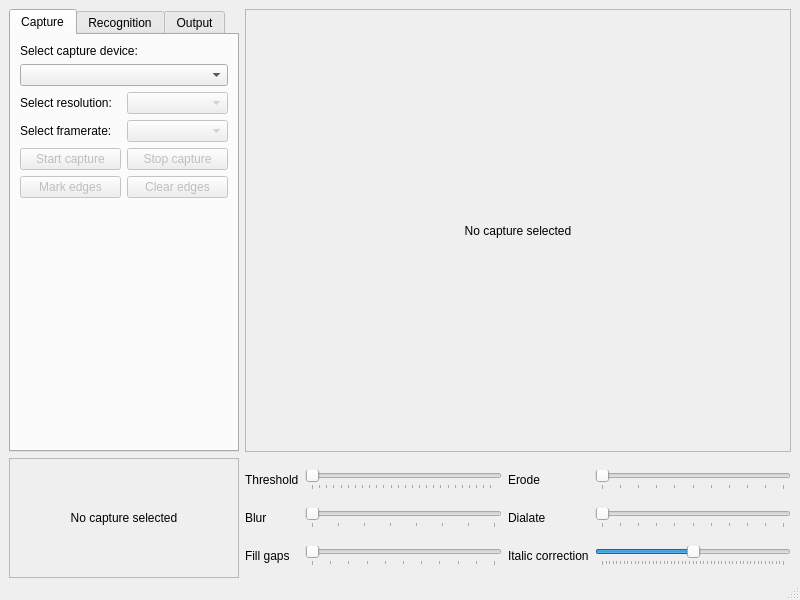
This is scoreboardocr.ui in RenarsKokins/ScoreboardOCR as Qt 5 draws it before an edit. The edited form follows.
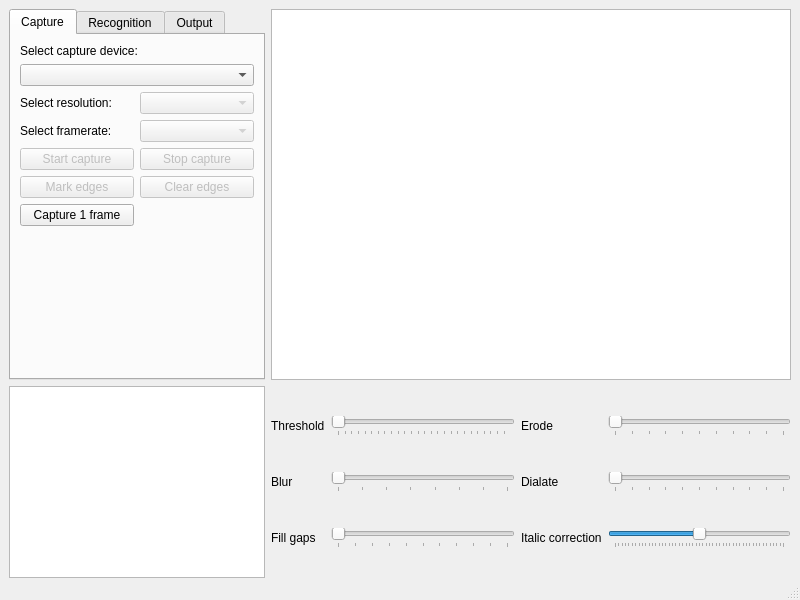
This is the edited form.

Patch:
```diff
--- a/scoreboardocr.ui
+++ b/scoreboardocr.ui
@@ -20,36 +20,153 @@
    <property name="autoFillBackground">
     <bool>false</bool>
    </property>
-   <layout class="QGridLayout" name="gridLayout" rowstretch="0,0" columnstretch="0,0,0">
+   <layout class="QGridLayout" name="gridLayout" rowstretch="0,0,0,0" columnstretch="0,0,0">
     <property name="bottomMargin">
      <number>0</number>
     </property>
     <property name="verticalSpacing">
      <number>6</number>
     </property>
-    <item row="0" column="2">
-     <widget class="QLabel" name="mainImage">
-      <property name="sizePolicy">
-       <sizepolicy hsizetype="Expanding" vsizetype="Minimum">
-        <horstretch>0</horstretch>
-        <verstretch>0</verstretch>
-       </sizepolicy>
-      </property>
-      <property name="autoFillBackground">
-       <bool>false</bool>
-      </property>
-      <property name="frameShape">
-       <enum>QFrame::StyledPanel</enum>
-      </property>
-      <property name="text">
-       <string>No capture selected</string>
-      </property>
-      <property name="alignment">
-       <set>Qt::AlignCenter</set>
-      </property>
-     </widget>
+    <item row="3" column="2">
+     <layout class="QGridLayout" name="gridLayout_2">
+      <item row="2" column="2">
+       <widget class="QLabel" name="label_9">
+        <property name="text">
+         <string>Italic correction</string>
+        </property>
+       </widget>
+      </item>
+      <item row="2" column="1">
+       <widget class="QSlider" name="horizontalSlider_3">
+        <property name="maximum">
+         <number>10</number>
+        </property>
+        <property name="orientation">
+         <enum>Qt::Horizontal</enum>
+        </property>
+        <property name="tickPosition">
+         <enum>QSlider::TicksBelow</enum>
+        </property>
+       </widget>
+      </item>
+      <item row="0" column="3">
+       <widget class="QSlider" name="horizontalSlider_4">
+        <property name="minimumSize">
+         <size>
+          <width>80</width>
+          <height>0</height>
+         </size>
+        </property>
+        <property name="maximum">
+         <number>10</number>
+        </property>
+        <property name="orientation">
+         <enum>Qt::Horizontal</enum>
+        </property>
+        <property name="tickPosition">
+         <enum>QSlider::TicksBelow</enum>
+        </property>
+       </widget>
+      </item>
+      <item row="2" column="3">
+       <widget class="QSlider" name="horizontalSlider_6">
+        <property name="maximum">
+         <number>50</number>
+        </property>
+        <property name="value">
+         <number>25</number>
+        </property>
+        <property name="orientation">
+         <enum>Qt::Horizontal</enum>
+        </property>
+        <property name="tickPosition">
+         <enum>QSlider::TicksBelow</enum>
+        </property>
+       </widget>
+      </item>
+      <item row="1" column="1">
+       <widget class="QSlider" name="horizontalSlider_2">
+        <property name="maximum">
+         <number>7</number>
+        </property>
+        <property name="orientation">
+         <enum>Qt::Horizontal</enum>
+        </property>
+        <property name="tickPosition">
+         <enum>QSlider::TicksBelow</enum>
+        </property>
+       </widget>
+      </item>
+      <item row="0" column="0">
+       <widget class="QLabel" name="label_4">
+        <property name="text">
+         <string>Threshold</string>
+        </property>
+       </widget>
+      </item>
+      <item row="0" column="2">
+       <widget class="QLabel" name="label_7">
+        <property name="text">
+         <string>Erode</string>
+        </property>
+       </widget>
+      </item>
+      <item row="1" column="3">
+       <widget class="QSlider" name="horizontalSlider_5">
+        <property name="maximum">
+         <number>10</number>
+        </property>
+        <property name="orientation">
+         <enum>Qt::Horizontal</enum>
+        </property>
+        <property name="tickPosition">
+         <enum>QSlider::TicksBelow</enum>
+        </property>
+       </widget>
+      </item>
+      <item row="1" column="0">
+       <widget class="QLabel" name="label_5">
+        <property name="text">
+         <string>Blur</string>
+        </property>
+       </widget>
+      </item>
+      <item row="2" column="0">
+       <widget class="QLabel" name="label_6">
+        <property name="text">
+         <string>Fill gaps</string>
+        </property>
+       </widget>
+      </item>
+      <item row="0" column="1">
+       <widget class="QSlider" name="horizontalSlider">
+        <property name="minimumSize">
+         <size>
+          <width>80</width>
+          <height>0</height>
+         </size>
+        </property>
+        <property name="maximum">
+         <number>255</number>
+        </property>
+        <property name="orientation">
+         <enum>Qt::Horizontal</enum>
+        </property>
+        <property name="tickPosition">
+         <enum>QSlider::TicksBelow</enum>
+        </property>
+       </widget>
+      </item>
+      <item row="1" column="2">
+       <widget class="QLabel" name="label_8">
+        <property name="text">
+         <string>Dialate</string>
+        </property>
+       </widget>
+      </item>
+     </layout>
     </item>
-    <item row="0" column="1">
+    <item row="1" column="1">
      <widget class="QTabWidget" name="tabWidget">
       <property name="sizePolicy">
        <sizepolicy hsizetype="Minimum" vsizetype="Expanding">
@@ -96,13 +213,13 @@
           </property>
          </widget>
         </item>
-        <item row="3" column="1">
-         <widget class="QComboBox" name="deviceFramerateComboBox">
-          <property name="enabled">
-           <bool>false</bool>
+        <item row="1" column="0" colspan="2">
+         <widget class="QComboBox" name="captureDeviceComboBox">
+          <property name="currentText">
+           <string/>
           </property>
           <property name="placeholderText">
-           <string>Default</string>
+           <string>Select device...</string>
           </property>
          </widget>
         </item>
@@ -116,8 +233,8 @@
           </property>
          </widget>
         </item>
-        <item row="2" column="1">
-         <widget class="QComboBox" name="deviceResolutionComboBox">
+        <item row="3" column="1">
+         <widget class="QComboBox" name="deviceFramerateComboBox">
           <property name="enabled">
            <bool>false</bool>
           </property>
@@ -126,7 +243,17 @@
           </property>
          </widget>
         </item>
-        <item row="6" column="0" colspan="2">
+        <item row="4" column="1">
+         <widget class="QPushButton" name="stopCaptureButton">
+          <property name="enabled">
+           <bool>false</bool>
+          </property>
+          <property name="text">
+           <string>Stop capture</string>
+          </property>
+         </widget>
+        </item>
+        <item row="7" column="0" colspan="2">
          <spacer name="verticalSpacer">
           <property name="orientation">
            <enum>Qt::Vertical</enum>
@@ -139,16 +266,6 @@
           </property>
          </spacer>
         </item>
-        <item row="5" column="1">
-         <widget class="QPushButton" name="clearEdgesButton">
-          <property name="enabled">
-           <bool>false</bool>
-          </property>
-          <property name="text">
-           <string>Clear edges</string>
-          </property>
-         </widget>
-        </item>
         <item row="3" column="0">
          <widget class="QLabel" name="label_3">
           <property name="text">
@@ -156,20 +273,13 @@
           </property>
          </widget>
         </item>
-        <item row="2" column="0">
-         <widget class="QLabel" name="label_2">
+        <item row="5" column="1">
+         <widget class="QPushButton" name="clearEdgesButton">
+          <property name="enabled">
+           <bool>false</bool>
+          </property>
           <property name="text">
-           <string>Select resolution:</string>
-          </property>
-         </widget>
-        </item>
-        <item row="1" column="0" colspan="2">
-         <widget class="QComboBox" name="captureDeviceComboBox">
-          <property name="currentText">
-           <string/>
-          </property>
-          <property name="placeholderText">
-           <string>Select device...</string>
+           <string>Clear edges</string>
           </property>
          </widget>
         </item>
@@ -183,13 +293,27 @@
           </property>
          </widget>
         </item>
-        <item row="4" column="1">
-         <widget class="QPushButton" name="stopCaptureButton">
+        <item row="2" column="1">
+         <widget class="QComboBox" name="deviceResolutionComboBox">
           <property name="enabled">
            <bool>false</bool>
           </property>
+          <property name="placeholderText">
+           <string>Default</string>
+          </property>
+         </widget>
+        </item>
+        <item row="2" column="0">
+         <widget class="QLabel" name="label_2">
           <property name="text">
-           <string>Stop capture</string>
+           <string>Select resolution:</string>
+          </property>
+         </widget>
+        </item>
+        <item row="6" column="0">
+         <widget class="QPushButton" name="tempCapture">
+          <property name="text">
+           <string>Capture 1 frame</string>
           </property>
          </widget>
         </item>
@@ -249,175 +373,24 @@
       </widget>
      </widget>
     </item>
-    <item row="1" column="1">
-     <widget class="QLabel" name="smallImage">
-      <property name="sizePolicy">
-       <sizepolicy hsizetype="Preferred" vsizetype="Preferred">
-        <horstretch>0</horstretch>
-        <verstretch>0</verstretch>
-       </sizepolicy>
-      </property>
-      <property name="minimumSize">
-       <size>
-        <width>230</width>
-        <height>120</height>
-       </size>
-      </property>
-      <property name="baseSize">
-       <size>
-        <width>0</width>
-        <height>0</height>
-       </size>
-      </property>
-      <property name="frameShape">
-       <enum>QFrame::StyledPanel</enum>
-      </property>
-      <property name="text">
-       <string>No capture selected</string>
-      </property>
-      <property name="alignment">
-       <set>Qt::AlignCenter</set>
-      </property>
-     </widget>
-    </item>
     <item row="1" column="2">
-     <layout class="QGridLayout" name="gridLayout_2">
-      <item row="2" column="2">
-       <widget class="QLabel" name="label_9">
-        <property name="text">
-         <string>Italic correction</string>
-        </property>
-       </widget>
-      </item>
-      <item row="2" column="1">
-       <widget class="QSlider" name="horizontalSlider_3">
-        <property name="maximum">
-         <number>10</number>
-        </property>
-        <property name="orientation">
-         <enum>Qt::Horizontal</enum>
-        </property>
-        <property name="tickPosition">
-         <enum>QSlider::TicksBelow</enum>
-        </property>
-       </widget>
-      </item>
-      <item row="0" column="3">
-       <widget class="QSlider" name="horizontalSlider_4">
-        <property name="minimumSize">
-         <size>
-          <width>80</width>
-          <height>0</height>
-         </size>
-        </property>
-        <property name="maximum">
-         <number>10</number>
-        </property>
-        <property name="orientation">
-         <enum>Qt::Horizontal</enum>
-        </property>
-        <property name="tickPosition">
-         <enum>QSlider::TicksBelow</enum>
-        </property>
-       </widget>
-      </item>
-      <item row="2" column="3">
-       <widget class="QSlider" name="horizontalSlider_6">
-        <property name="maximum">
-         <number>50</number>
-        </property>
-        <property name="value">
-         <number>25</number>
-        </property>
-        <property name="orientation">
-         <enum>Qt::Horizontal</enum>
-        </property>
-        <property name="tickPosition">
-         <enum>QSlider::TicksBelow</enum>
-        </property>
-       </widget>
-      </item>
-      <item row="1" column="1">
-       <widget class="QSlider" name="horizontalSlider_2">
-        <property name="maximum">
-         <number>7</number>
-        </property>
-        <property name="orientation">
-         <enum>Qt::Horizontal</enum>
-        </property>
-        <property name="tickPosition">
-         <enum>QSlider::TicksBelow</enum>
-        </property>
-       </widget>
-      </item>
-      <item row="0" column="0">
-       <widget class="QLabel" name="label_4">
-        <property name="text">
-         <string>Threshold</string>
-        </property>
-       </widget>
-      </item>
-      <item row="0" column="2">
-       <widget class="QLabel" name="label_7">
-        <property name="text">
-         <string>Erode</string>
-        </property>
-       </widget>
-      </item>
-      <item row="1" column="3">
-       <widget class="QSlider" name="horizontalSlider_5">
-        <property name="maximum">
-         <number>10</number>
-        </property>
-        <property name="orientation">
-         <enum>Qt::Horizontal</enum>
-        </property>
-        <property name="tickPosition">
-         <enum>QSlider::TicksBelow</enum>
-        </property>
-       </widget>
-      </item>
-      <item row="1" column="0">
-       <widget class="QLabel" name="label_5">
-        <property name="text">
-         <string>Blur</string>
-        </property>
-       </widget>
-      </item>
-      <item row="2" column="0">
-       <widget class="QLabel" name="label_6">
-        <property name="text">
-         <string>Fill gaps</string>
-        </property>
-       </widget>
-      </item>
-      <item row="0" column="1">
-       <widget class="QSlider" name="horizontalSlider">
-        <property name="minimumSize">
-         <size>
-          <width>80</width>
-          <height>0</height>
-         </size>
-        </property>
-        <property name="maximum">
-         <number>255</number>
-        </property>
-        <property name="orientation">
-         <enum>Qt::Horizontal</enum>
-        </property>
-        <property name="tickPosition">
-         <enum>QSlider::TicksBelow</enum>
-        </property>
-       </widget>
-      </item>
-      <item row="1" column="2">
-       <widget class="QLabel" name="label_8">
-        <property name="text">
-         <string>Dialate</string>
-        </property>
-       </widget>
-      </item>
-     </layout>
+     <widget class="QGraphicsView" name="mainImage"/>
+    </item>
+    <item row="3" column="1">
+     <widget class="QGraphicsView" name="smallImage">
+      <property name="sizePolicy">
+       <sizepolicy hsizetype="Minimum" vsizetype="Minimum">
+        <horstretch>0</horstretch>
+        <verstretch>0</verstretch>
+       </sizepolicy>
+      </property>
+      <property name="minimumSize">
+       <size>
+        <width>0</width>
+        <height>180</height>
+       </size>
+      </property>
+     </widget>
     </item>
    </layout>
   </widget>
```
